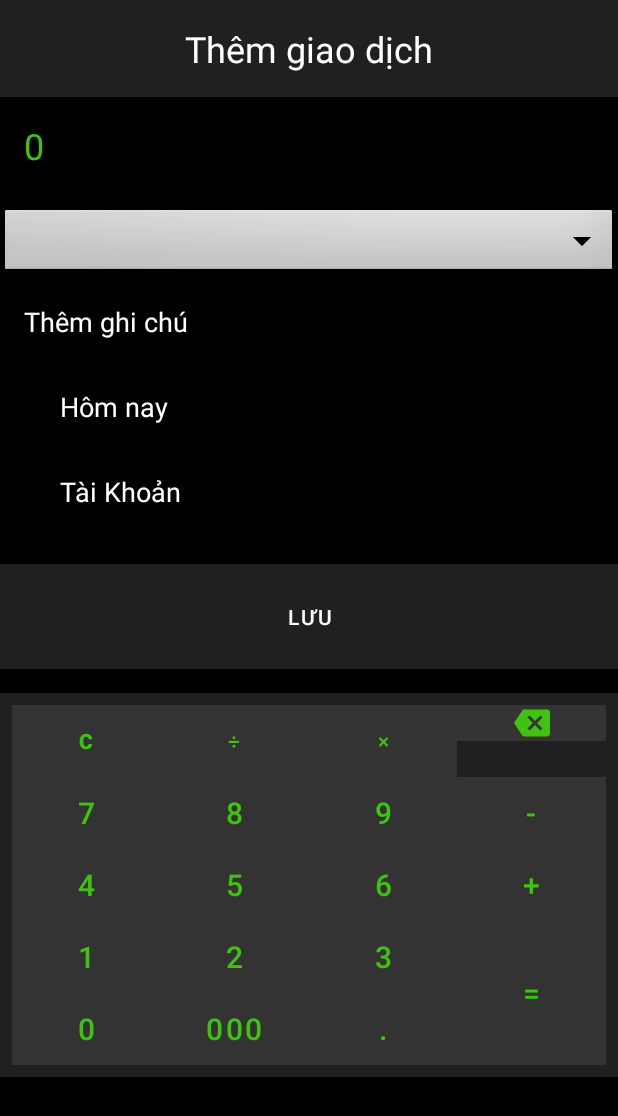
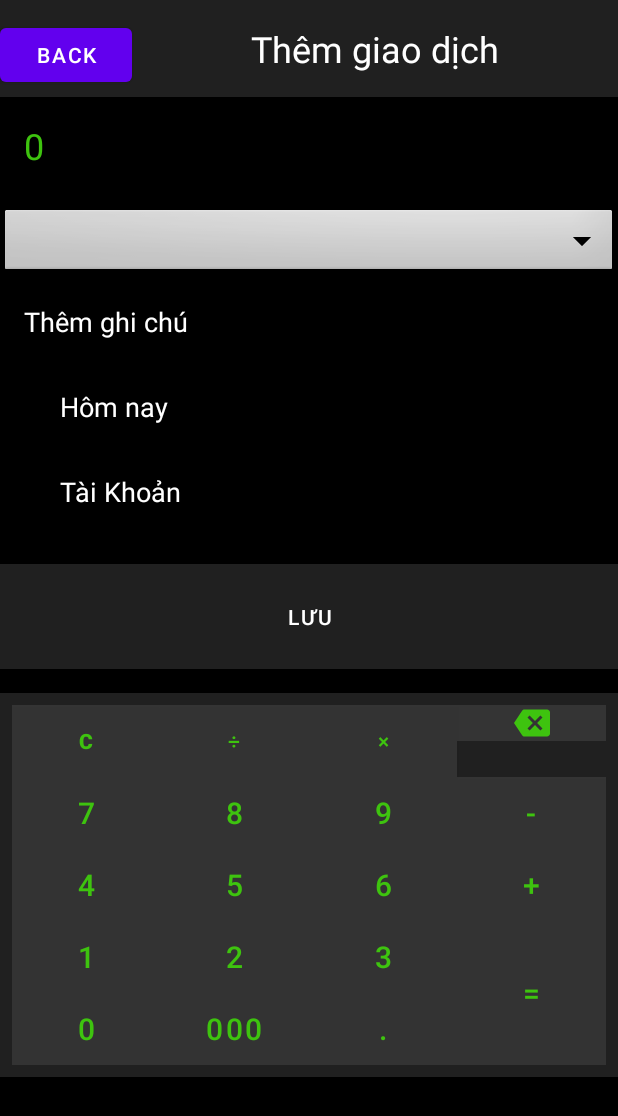
Before and after one commit to Faleeeee/quanlychitieu, an Android app: the screen it shows after launch (MainActivity), on a phone screen of 412 x 824 dp. Shown: the top 1116 px of the screen. Run offline under Robolectric (Android 15) with nearby library versions, the phone set to English and light mode, and no system bars.

Commit message:
fix data

```diff
--- a/app/src/main/AndroidManifest.xml
+++ b/app/src/main/AndroidManifest.xml
@@ -13,6 +13,9 @@
         android:theme="@style/Theme.Quanlychitieuapp"
         tools:targetApi="31">
         <activity
+            android:name=".thongke"
+            android:exported="false" />
+        <activity
             android:name=".MainActivity"
             android:exported="true">
             <intent-filter>
--- a/app/src/main/java/com/example/quanlychitieuapp/MainActivity.java
+++ b/app/src/main/java/com/example/quanlychitieuapp/MainActivity.java
@@ -1,8 +1,11 @@
 package com.example.quanlychitieuapp;
 
+import android.content.Intent;
+import android.database.sqlite.SQLiteDatabase;
 import android.os.Bundle;
 import android.text.SpannableStringBuilder;
 import android.view.View;
+import android.widget.Button;
 import android.widget.EditText;
 
 import androidx.activity.EdgeToEdge;
@@ -12,6 +15,7 @@ import org.mariuszgromada.math.mxparser.Expression;
 
 public class MainActivity extends AppCompatActivity {
     private EditText display;
+    Button btnBack;
 
     @Override
     protected void onCreate(Bundle savedInstanceState) {
@@ -31,6 +35,16 @@ public class MainActivity extends AppCompatActivity {
                 }
             }
         });
+
+        btnBack = findViewById(R.id.btnBack);
+
+        btnBack.setOnClickListener(new View.OnClickListener() {
+            @Override
+            public void onClick(View v) {
+                startActivity(new Intent(MainActivity.this, thongke.class));
+            }
+        });
+
     }
 
     private void updateText(String strtoAdd) {
--- a/app/src/main/res/layout/activity_main.xml
+++ b/app/src/main/res/layout/activity_main.xml
@@ -10,16 +10,28 @@
 
 
     <!-- Header -->
+    <LinearLayout
+        android:layout_width="match_parent"
+        android:layout_height="wrap_content"
+        android:background="@drawable/vi"
+        android:orientation="horizontal">
+
+        <Button
+            android:id="@+id/btnBack"
+            android:layout_width="wrap_content"
+            android:layout_height="wrap_content"
+            android:text="Back"></Button>
+
         <TextView
             android:id="@+id/tvHeader"
             android:layout_width="match_parent"
             android:layout_height="wrap_content"
-        android:background="@drawable/vi"
             android:gravity="center"
             android:padding="16dp"
             android:text="Thêm giao dịch"
             android:textColor="@android:color/white"
             android:textSize="24sp" />
+    </LinearLayout>
 
 
     <!-- Amount -->
```
Also changed, not shown: app/src/main/java/com/example/quanlychitieuapp/thongke.java (added, +26 -0 lines), app/src/main/res/layout/activity_thongke.xml (added, +27 -0 lines). Lines whose indentation alone changed are shown as unchanged.
